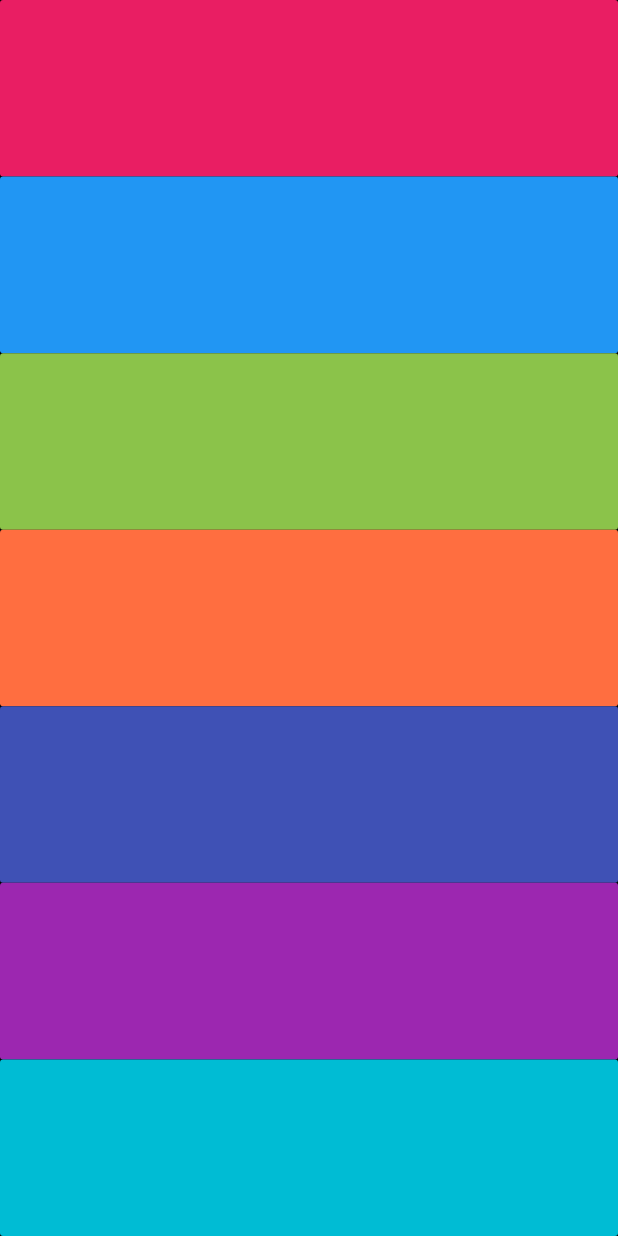
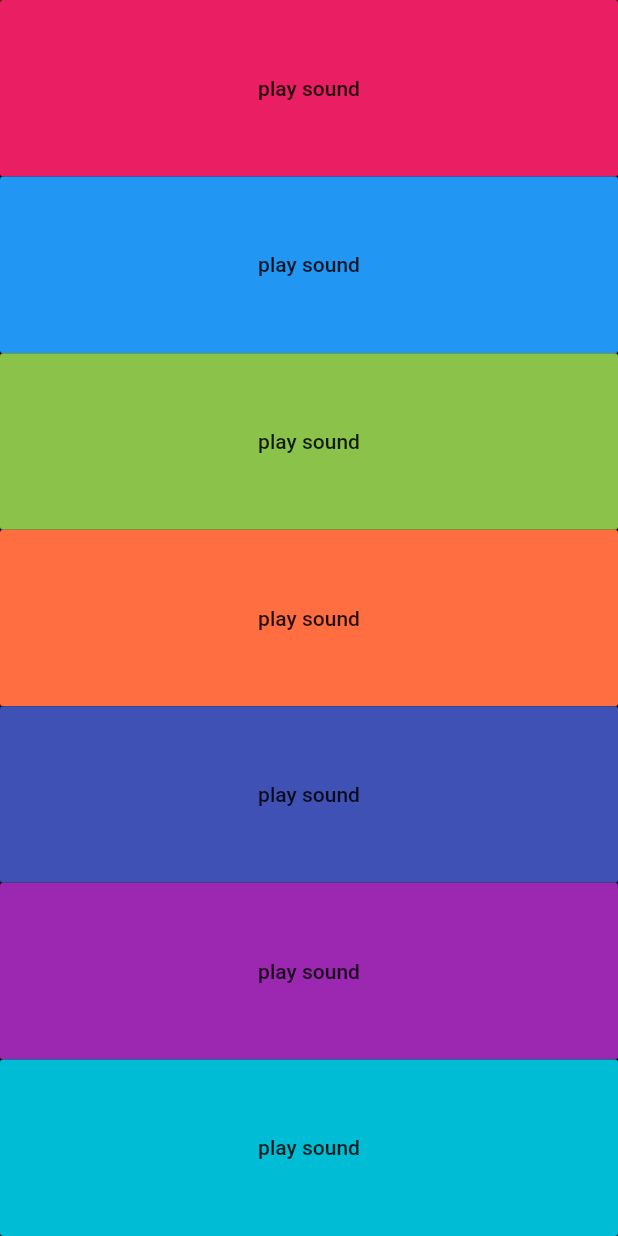
Before and after one commit to FeleAyodeji/xylophone, a Flutter app: the screen it shows after launch, on a phone screen of 412 x 824 dp. Run offline on Flutter 3.47's test engine with Material 2 defaults, Android fonts, the phone set to English and light mode, and no system bars; our stand-ins replace audioplayers.

Commit message:
added a child to the flatbutton
Signed-off-by: Fele Ayodeji <feledeji@gmail.com>

```diff
--- a/lib/main.dart
+++ b/lib/main.dart
@@ -14,6 +14,7 @@ class XylophoneApp extends StatelessWidget {
   Expanded buildKeys({Color color , int soundNumber}){
    return Expanded(
       child: FlatButton(
+        child: Text("play sound"),
         color: color,
         onPressed: () {
           playSound(soundNumber);
```
